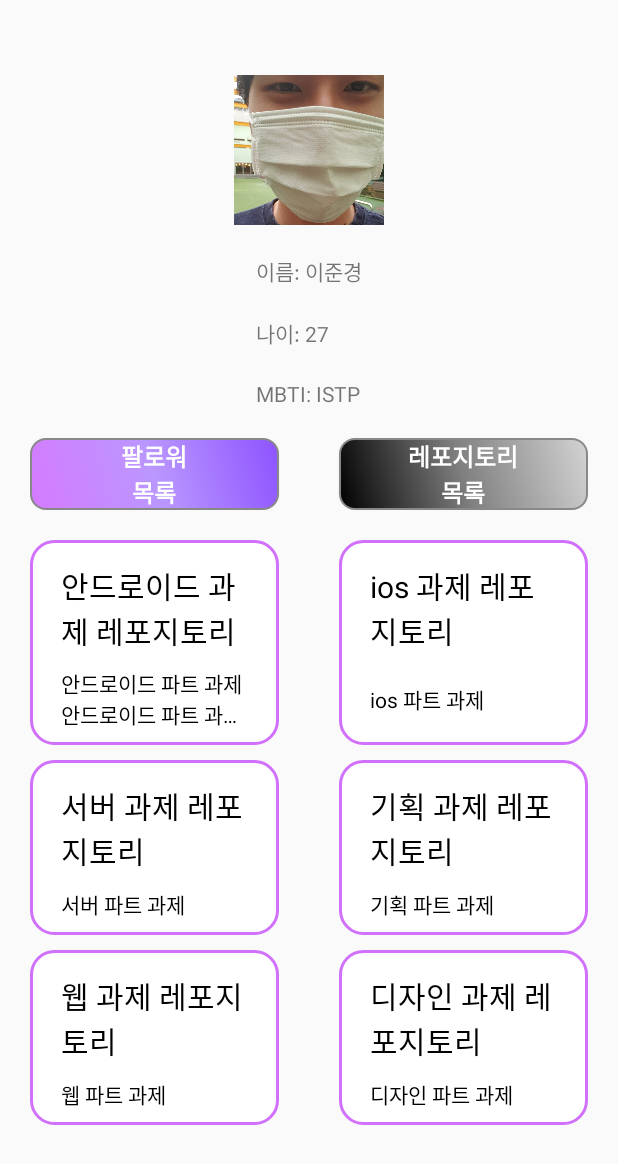
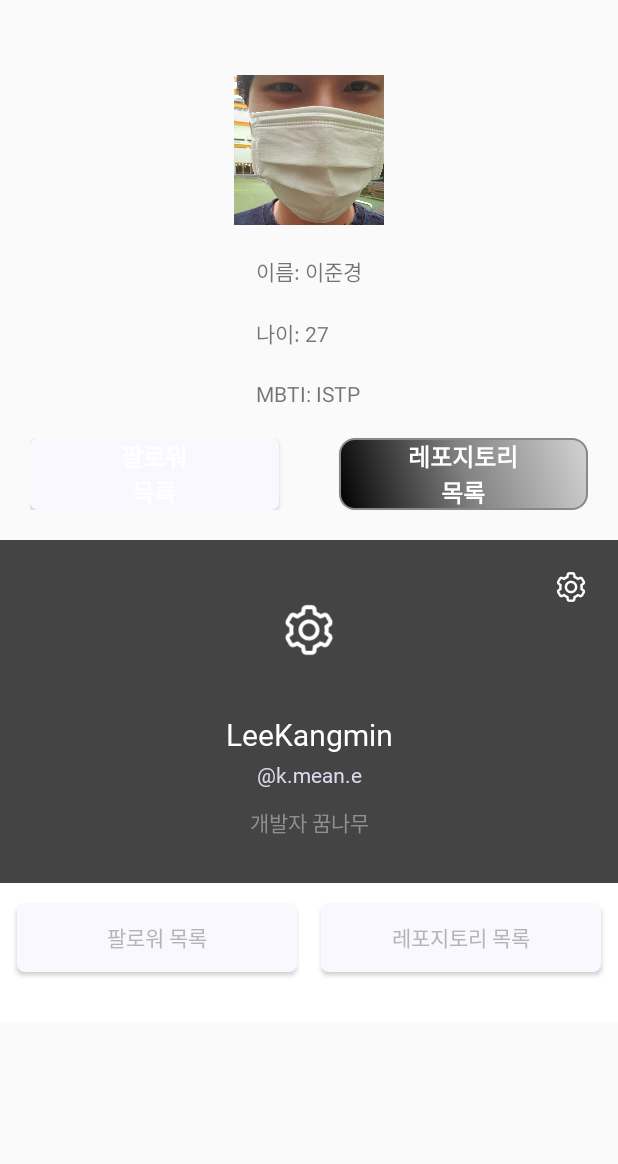
Before and after one commit to 30th-THE-SOPT-Android-Part/Android-JoonKyung, an Android app: the HomeActivity screen opened directly, with no data from a screen before it, after a tap on "레포지토리 목록", on a phone screen of 412 x 824 dp. Shown: the top 1164 px of the screen. Run offline under Robolectric (Android 15) with nearby library versions, the phone set to English and light mode, and no system bars; our stand-ins replace data binding; libraries missing offline, so code that uses them is left out: it.xabaras.android.

Commit message:
feat: 프로필 디자인

```diff
--- a/app/src/main/AndroidManifest.xml
+++ b/app/src/main/AndroidManifest.xml
@@ -11,9 +11,6 @@
         android:theme="@style/Theme.SOPTLEE">
         <activity
             android:name=".detail.DetailActivity"
-            android:exported="false" />
-        <activity
-            android:name=".SampleActivity"
             android:exported="false" />
         <activity
             android:name=".signup.SignUpActivity"
--- a/app/src/main/java/com/lee989898/soptlee/main/HomeActivity.kt
+++ b/app/src/main/java/com/lee989898/soptlee/main/HomeActivity.kt
@@ -27,7 +27,7 @@ class HomeActivity : AppCompatActivity() {
         supportFragmentManager.beginTransaction().add(R.id.home_list_fcv, followerFragment).commit()
 
         binding.homeRepoListBt.setOnClickListener {
-            replaceFragment(repositoryFragment)
+            replaceFragment(ProfileFragment())
         }
 
         binding.homeFollowerListBt.setOnClickListener {
--- a/app/src/main/java/com/lee989898/soptlee/signin/SignInActivity.kt
+++ b/app/src/main/java/com/lee989898/soptlee/signin/SignInActivity.kt
@@ -6,6 +6,7 @@ import androidx.appcompat.app.AppCompatActivity
 import android.os.Bundle
 import android.widget.Toast
 import androidx.activity.result.contract.ActivityResultContracts
+import com.lee989898.soptlee.ProfileFragment
 import com.lee989898.soptlee.databinding.ActivitySignInBinding
 import com.lee989898.soptlee.main.HomeActivity
 import com.lee989898.soptlee.signup.SignUpActivity
--- a/app/src/main/res/drawable/follower_round_button.xml
+++ /dev/null
@@ -1,22 +0,0 @@
-<?xml version="1.0" encoding="utf-8"?>
-<selector xmlns:android="http://schemas.android.com/apk/res/android">
-
-    <item>
-
-        <shape>
-
-            <gradient android:angle="45"
-                android:centerColor="#BA97FF"
-                android:endColor="#8D53FF"
-                android:startColor="#D57AFF"
-                android:type="linear" />
-
-            <stroke android:width="1dp" android:color="@color/stroke_color" />
-
-            <corners android:radius="10dp" />
-
-        </shape>
-
-    </item>
-
-</selector>
--- /dev/null
+++ b/app/src/main/res/drawable/profile_round_button.xml
@@ -0,0 +1,6 @@
+<?xml version="1.0" encoding="utf-8"?>
+<shape xmlns:android="http://schemas.android.com/apk/res/android"
+    android:shape="rectangle">
+    <solid android:color="@color/thesopt_morelightgray"/>
+    <corners android:radius="5dp"/>
+</shape>
--- a/app/src/main/res/font/noto_sans_kr.xml
+++ b/app/src/main/res/font/noto_sans_kr.xml
@@ -3,7 +3,13 @@
     <font
         android:font="@font/noto_sans_kr_regular"
         android:fontWeight="400" />
+
+    <font
+        android:font="@font/noto_sans_kr_medium"
+        android:fontWeight="500"/>
+
     <font
         android:font="@font/noto_sans_kr_bold"
         android:fontWeight="700" />
+
 </font-family>
--- a/app/src/main/res/layout/activity_home.xml
+++ b/app/src/main/res/layout/activity_home.xml
@@ -70,7 +70,7 @@
                     android:layout_height="wrap_content"
                     android:layout_marginEnd="20dp"
                     android:layout_weight="1"
-                    android:background="@drawable/follower_round_button"
+                    android:background="@drawable/profile_round_button"
                     android:text="팔로워\n목록"
                     android:textSize="16sp"
                     android:textColor="@color/white"
--- a/app/src/main/res/layout/fragment_profile.xml
+++ b/app/src/main/res/layout/fragment_profile.xml
@@ -1,5 +1,6 @@
 <?xml version="1.0" encoding="utf-8"?>
 <layout xmlns:android="http://schemas.android.com/apk/res/android"
+    xmlns:app="http://schemas.android.com/apk/res-auto"
     xmlns:tools="http://schemas.android.com/tools">
 
     <data>
@@ -9,7 +10,122 @@
     <androidx.constraintlayout.widget.ConstraintLayout
         android:layout_width="match_parent"
         android:layout_height="match_parent"
+        android:background="@color/white"
         tools:context=".ProfileFragment">
+
+        <androidx.constraintlayout.widget.ConstraintLayout
+            android:id="@+id/profile_top_cl"
+            android:layout_width="match_parent"
+            android:layout_height="wrap_content"
+            android:background="#444444"
+            app:layout_constraintTop_toTopOf="parent">
+
+            <ImageView
+                android:layout_width="48dp"
+                android:layout_height="48dp"
+                android:layout_marginTop="7dp"
+                android:layout_marginEnd="7dp"
+                android:src="@drawable/profile_setting"
+                app:layout_constraintEnd_toEndOf="parent"
+                app:layout_constraintTop_toTopOf="parent" />
+
+            <ImageView
+                android:id="@+id/profile_image_iv"
+                android:layout_width="80dp"
+                android:layout_height="80dp"
+                android:layout_marginTop="20dp"
+                android:src="@drawable/profile_setting"
+                app:layout_constraintEnd_toEndOf="parent"
+                app:layout_constraintStart_toStartOf="parent"
+                app:layout_constraintTop_toTopOf="parent" />
+
+            <TextView
+                android:id="@+id/profile_name_tv"
+                android:layout_width="match_parent"
+                android:layout_height="wrap_content"
+                android:layout_marginTop="16dp"
+                android:fontFamily="@font/noto_sans_kr_bold"
+                android:gravity="center"
+                android:text="LeeKangmin"
+                android:textColor="@color/white"
+                android:textSize="20sp"
+                app:layout_constraintTop_toBottomOf="@id/profile_image_iv" />
+
+            <TextView
+                android:id="@+id/profile_email_tv"
+                android:layout_width="match_parent"
+                android:layout_height="wrap_content"
+                android:layout_marginTop="3dp"
+                android:fontFamily="@font/noto_sans_kr_regular"
+                android:gravity="center"
+                android:text="\@k.mean.e"
+                android:textColor="@color/thesopt_lightgray"
+                android:textSize="14sp"
+                app:layout_constraintTop_toBottomOf="@id/profile_name_tv" />
+
+            <TextView
+                android:id="@+id/profile_introduce_tv"
+                android:layout_width="match_parent"
+                android:layout_height="wrap_content"
+                android:layout_marginTop="11dp"
+                android:layout_marginBottom="30dp"
+                android:fontFamily="@font/noto_sans_kr_medium"
+                android:gravity="center"
+                android:text="개발자 꿈나무"
+                android:textColor="#8F8F8F"
+                android:textSize="14sp"
+                app:layout_constraintBottom_toBottomOf="parent"
+                app:layout_constraintTop_toBottomOf="@id/profile_email_tv" />
+
+
+        </androidx.constraintlayout.widget.ConstraintLayout>
+
+        <LinearLayout
+            android:id="@+id/profile_list_bt_ll"
+            android:layout_width="match_parent"
+            android:layout_height="wrap_content"
+            android:orientation="horizontal"
+            app:layout_constraintTop_toBottomOf="@id/profile_top_cl">
+
+            <Button
+                android:id="@+id/profile_follower_list_bt"
+                android:layout_width="match_parent"
+                android:layout_height="46dp"
+                android:layout_marginStart="11dp"
+                android:layout_marginTop="13dp"
+                android:layout_marginEnd="8dp"
+                android:layout_marginBottom="13dp"
+                android:layout_weight="1"
+                android:background="@drawable/profile_round_button"
+                android:fontFamily="@font/noto_sans_kr_medium"
+                android:text="팔로워 목록"
+                android:textColor="#B5B5B5"
+                android:textSize="14sp" />
+
+            <Button
+                android:id="@+id/profile_repository_list_bt"
+                android:layout_width="match_parent"
+                android:layout_height="46dp"
+                android:layout_marginStart="8dp"
+                android:layout_marginTop="13dp"
+                android:layout_marginEnd="11dp"
+                android:layout_marginBottom="13dp"
+                android:layout_weight="1"
+                android:background="@drawable/profile_round_button"
+                android:fontFamily="@font/noto_sans_kr_medium"
+                android:text="레포지토리 목록"
+                android:textColor="#B5B5B5"
+                android:textSize="14sp" />
+
+
+        </LinearLayout>
+
+
+        <androidx.fragment.app.FragmentContainerView
+            android:layout_width="match_parent"
+            android:layout_height="wrap_content"
+            android:layout_marginTop="20dp"
+            app:layout_constraintTop_toBottomOf="@id/profile_list_bt_ll" />
 
 
     </androidx.constraintlayout.widget.ConstraintLayout>
--- a/app/src/main/res/values/colors.xml
+++ b/app/src/main/res/values/colors.xml
@@ -12,4 +12,8 @@
 
     <color name="stroke_color">#ff888888</color>
 
+    <color name="thesopt_lightgray">#DFDAED</color>
+    <color name="thesopt_purple">#8040FF</color>
+    <color name="thesopt_morelightgray">#FAF8FF</color>
+
 </resources>
--- a/app/src/main/res/values/themes.xml
+++ b/app/src/main/res/values/themes.xml
@@ -13,5 +13,7 @@
         <!-- Status bar color. -->
         <item name="android:statusBarColor" tools:targetApi="l">?attr/colorPrimaryVariant</item>
         <!-- Customize your theme here. -->
+
     </style>
+
 </resources>
```
Also changed, not shown: app/src/main/res/drawable/profile_setting.png (added), 4 other files.
